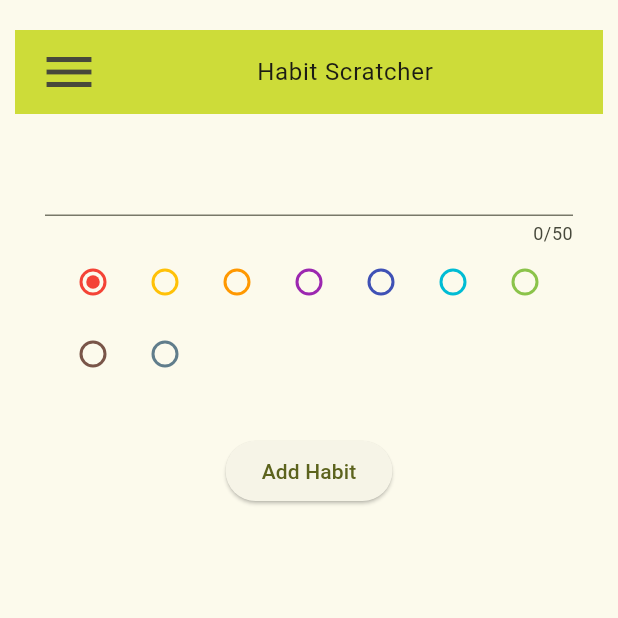
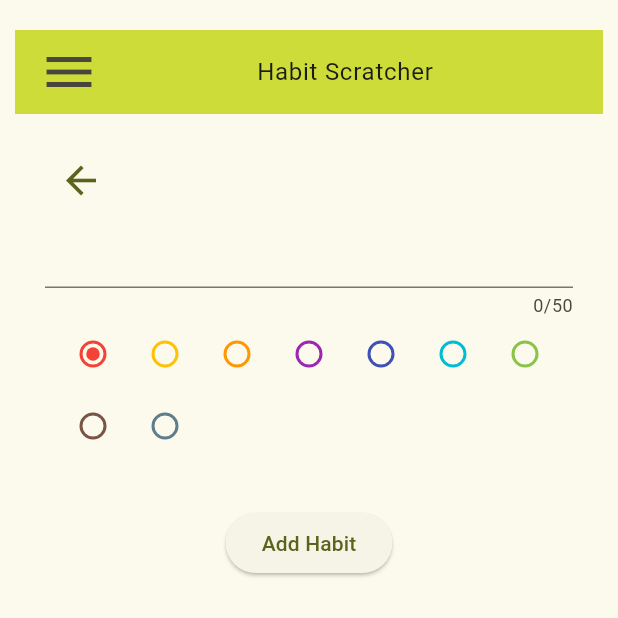
Before and after one commit to rileyporter/habit-scratcher, a Flutter app: the screen it shows after launch, after a tap on the "add" icon, on a phone screen of 412 x 824 dp, the top half of it. Run offline on Flutter 3.47's test engine with Material 3 defaults, Android fonts, the phone set to English and light mode, and no system bars.

Commit message:
Add a back button for adding a new habit and fixed long lines

```diff
--- a/lib/add_habit.dart
+++ b/lib/add_habit.dart
@@ -2,7 +2,8 @@ import 'package:flutter/material.dart';
 import 'habit.dart';
 
 class NewHabitForm extends StatefulWidget {
-  const NewHabitForm({super.key, required this.addHabit, required this.switchToHabitAdder});
+  const NewHabitForm({super.key, required this.addHabit,
+                      required this.switchToHabitAdder});
 
   final Function addHabit;
   final Function switchToHabitAdder;
@@ -16,6 +17,7 @@ class _NewHabitFormState extends State<NewHabitForm> {
   final _formKey = GlobalKey<FormState>();
   final _formController = TextEditingController();
   Color? _selectedColor = NewHabitForm.DEFAULT_COLOR;
+
   @override
   void dispose() {
     // Clean up the controller when the widget is disposed.
@@ -47,8 +49,25 @@ class _NewHabitFormState extends State<NewHabitForm> {
         padding: const EdgeInsets.symmetric(horizontal: 30.0),
         child: Column(
           children: [
-            // TODO: add a back button
-            TextFormField(
+            Wrap(
+              children: [
+                // TODO: switching from an icon to a button added some implicit
+                // margin or padding offset. Figure out where it's coming from
+                // and remove
+                TextButton(
+                  onPressed: () {
+                    widget.switchToHabitAdder(false);
+                  },
+                  style: TextButton.styleFrom(
+                    minimumSize: Size.zero,
+                    padding: EdgeInsets.zero,
+                  ),
+                  child: Icon(Icons.arrow_back, size: 30)
+                ),
+                // TODO: fix row inside column sizing so text input wraps to same
+                // line as back arrow
+                Flexible(
+                  child: TextFormField(
                     controller: _formController,
                     maxLength: 50,
                     onFieldSubmitted: (value) {_submitForm();},
@@ -59,7 +78,9 @@ class _NewHabitFormState extends State<NewHabitForm> {
                       return null;
                     },
                   ),
-            // TODO: add a radio list of the color options
+                ),
+              ],
+            ),
             Wrap(
               children: [
                 for (Color color in Habit.COLOR_OPTIONS)
@@ -69,7 +90,7 @@ class _NewHabitFormState extends State<NewHabitForm> {
               ],
             ),
             SizedBox(height: 30),
-            // TODO: add styling to the button
+            // TODO: add styling to the add habit button
             ElevatedButton(
               onPressed: _submitForm,
               child: const Text('Add Habit'),
@@ -82,15 +103,17 @@ class _NewHabitFormState extends State<NewHabitForm> {
 }
 
 class ColorRadioButton extends StatelessWidget {
-  const ColorRadioButton({super.key, required this.color, required this.updateSelectedColor, required this.selectedColor});
+  const ColorRadioButton({super.key, required this.color,
+                          required this.updateSelectedColor,
+                          required this.selectedColor});
   final Color color;
   final Function updateSelectedColor;
   final Color? selectedColor;
 
   @override
   Widget build(BuildContext context) {
-    // TODO: want to scale the radio buttons to be bigger, but that seems to affect
-    //       clicking accuracy for selecting
+    // TODO: want to scale the radio buttons to be bigger, but that seems to
+    // affect clicking accuracy for selecting
     return Radio<Color>(
       value: color,
       groupValue: selectedColor,
--- a/lib/habit.dart
+++ b/lib/habit.dart
@@ -44,7 +44,9 @@ class Habit {
     for (int month = 1; month <= 12; month++) {
       List<DateData> dates = [];
       for (int day = 1; day <= DateUtils.getDaysInMonth(year, month); day++) {
-        dates.add(DateData(date: DateUtils.dateOnly(DateTime(year, month, day))));
+        dates.add(
+          DateData(date: DateUtils.dateOnly(DateTime(year, month, day)))
+        );
       }
       calendar[month] = dates;
     }
```
Also changed, not shown: lib/date.dart (+6 -3 lines), lib/habit_calendar_view.dart (+14 -9 lines), lib/habit_list_view.dart (+13 -4 lines), lib/main.dart (+9 -5 lines). Lines whose indentation alone changed are shown as unchanged.
